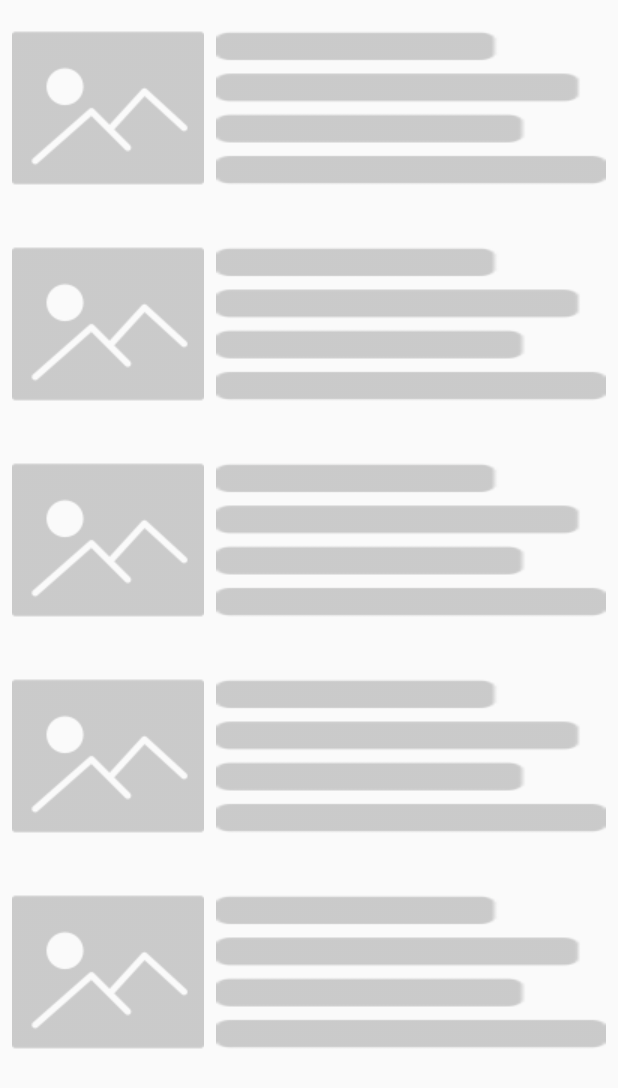
After one commit to lehung1999ct/NewsPlus, an Android app: the layout layout_loading.xml on its own in the app's theme, with its tools: preview values and no code run, on a phone screen of 412 x 824 dp. The commit adds this screen. Shown: the top 1088 px of the screen. Run offline under Robolectric (Android 15) with nearby library versions, the phone set to English and light mode, and no system bars.

Commit message:
>>Insert Lib<<

```diff
--- /dev/null
+++ b/app/src/main/res/layout/item_loading.xml
@@ -0,0 +1,18 @@
+<?xml version="1.0" encoding="utf-8"?>
+<LinearLayout xmlns:android="http://schemas.android.com/apk/res/android"
+    android:orientation="horizontal" android:layout_width="match_parent"
+    android:layout_height="wrap_content"
+    android:layout_margin="8dp">
+    <ImageView
+        android:layout_width="128dp"
+        android:layout_height="128dp"
+        android:src="@drawable/image_icon_load">
+    </ImageView>
+    <ImageView
+        android:layout_width="match_parent"
+        android:layout_height="128dp"
+        android:src="@drawable/text_align_left_load"
+        android:paddingLeft="8dp"
+        android:scaleType="fitXY">
+    </ImageView>
+</LinearLayout>
--- /dev/null
+++ b/app/src/main/res/layout/layout_loading.xml
@@ -0,0 +1,11 @@
+<?xml version="1.0" encoding="utf-8"?>
+<LinearLayout xmlns:android="http://schemas.android.com/apk/res/android"
+    android:orientation="vertical" android:layout_width="match_parent"
+    android:layout_height="match_parent">
+
+    <include layout="@layout/item_loading"/>
+    <include layout="@layout/item_loading"/>
+    <include layout="@layout/item_loading"/>
+    <include layout="@layout/item_loading"/>
+    <include layout="@layout/item_loading"/>
+</LinearLayout>
--- a/app/src/main/res/values/strings.xml
+++ b/app/src/main/res/values/strings.xml
@@ -14,4 +14,7 @@
     <string name="frag_three">THREE</string>
     <string name="frag_four">FOUR</string>
 
+    <!-- TODO: Service Facebook -->
+    <string name="facebook_app_id">2000488643605960</string>
+    <string name="fb_login_protocol_scheme">fb2000488643605960</string>
 </resources>
```
Also changed, not shown: app/build.gradle (+16 -0 lines), app/src/main/AndroidManifest.xml (+19 -0 lines), app/src/main/res/drawable/image_icon_load.png (added), app/src/main/res/drawable/text_align_left_load.png (added), 1 other file.
